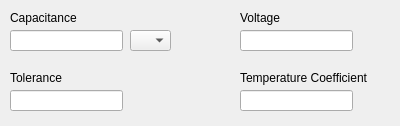
This is AltiumPartsDB/capacitor_dlg.ui in fierst/parts-db-editor as Qt 5 draws it before an edit. The edited form follows.
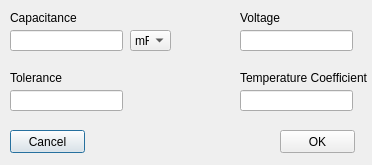
This is the edited form.

Patch:
```diff
--- a/AltiumPartsDB/capacitor_dlg.ui
+++ b/AltiumPartsDB/capacitor_dlg.ui
@@ -6,8 +6,8 @@
    <rect>
     <x>0</x>
     <y>0</y>
-    <width>400</width>
-    <height>126</height>
+    <width>372</width>
+    <height>165</height>
    </rect>
   </property>
   <property name="windowTitle">
@@ -84,6 +84,26 @@
      <height>21</height>
     </rect>
    </property>
+   <item>
+    <property name="text">
+     <string>mF</string>
+    </property>
+   </item>
+   <item>
+    <property name="text">
+     <string>μF</string>
+    </property>
+   </item>
+   <item>
+    <property name="text">
+     <string>nF</string>
+    </property>
+   </item>
+   <item>
+    <property name="text">
+     <string>pF</string>
+    </property>
+   </item>
   </widget>
   <widget class="QLineEdit" name="box_tolerance">
    <property name="geometry">
@@ -115,6 +135,32 @@
     </rect>
    </property>
   </widget>
+  <widget class="QPushButton" name="btn_cancel">
+   <property name="geometry">
+    <rect>
+     <x>10</x>
+     <y>130</y>
+     <width>75</width>
+     <height>23</height>
+    </rect>
+   </property>
+   <property name="text">
+    <string>Cancel</string>
+   </property>
+  </widget>
+  <widget class="QPushButton" name="btn_OK">
+   <property name="geometry">
+    <rect>
+     <x>280</x>
+     <y>130</y>
+     <width>75</width>
+     <height>23</height>
+    </rect>
+   </property>
+   <property name="text">
+    <string>OK</string>
+   </property>
+  </widget>
  </widget>
  <resources/>
  <connections/>
```
Left out of the diff: 15 changed lines with no effect on the pictures.
